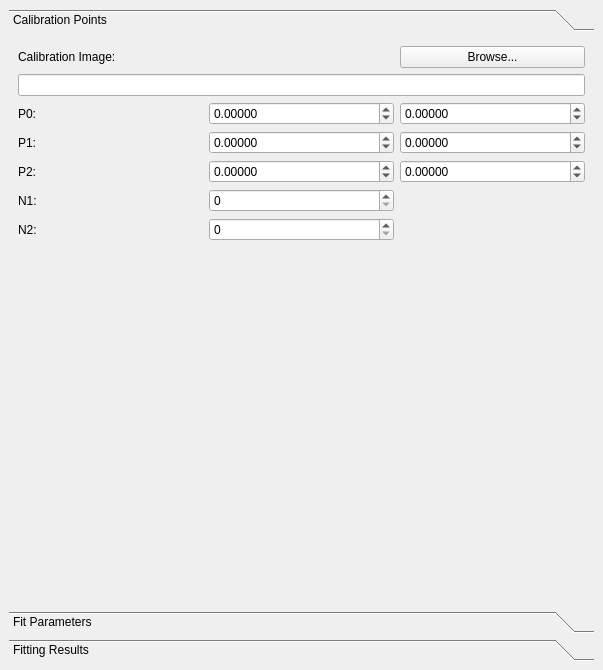
First picture: the form in source/qxrddistortioncorrectiondialog.ui, repository guyjennings/qxrd, before the edit.
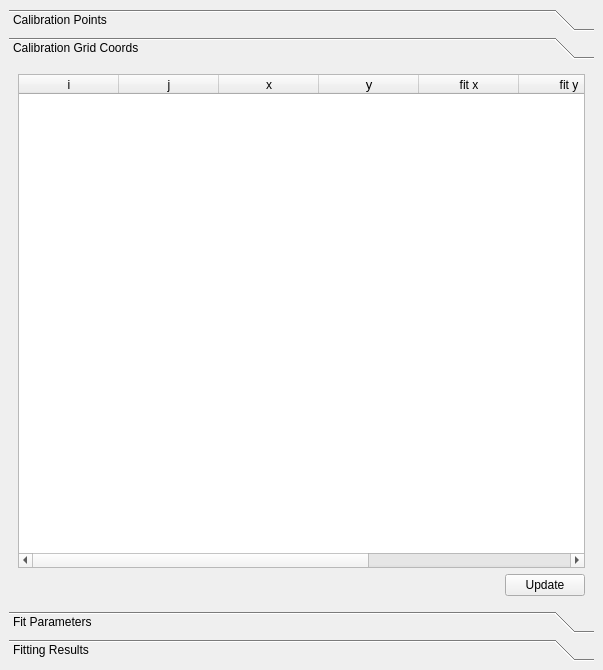
Second picture: the form after the edit.

Commit message: More work on distortion correction fitting

Patch:
```diff
--- a/source/qxrddistortioncorrectiondialog.ui
+++ b/source/qxrddistortioncorrectiondialog.ui
@@ -15,10 +15,10 @@
   </property>
   <widget class="QWidget" name="dockWidgetContents">
    <layout class="QGridLayout" name="gridLayout">
-    <item row="0" column="1">
+    <item row="0" column="0">
      <widget class="QToolBox" name="toolBox">
       <property name="currentIndex">
-       <number>0</number>
+       <number>1</number>
       </property>
       <widget class="QWidget" name="page_2">
        <property name="geometry">
@@ -26,7 +26,7 @@
          <x>0</x>
          <y>0</y>
          <width>579</width>
-         <height>522</height>
+         <height>488</height>
         </rect>
        </property>
        <attribute name="label">
@@ -184,6 +184,88 @@
         </item>
        </layout>
       </widget>
+      <widget class="QWidget" name="page">
+       <attribute name="label">
+        <string>Calibration Grid Coords</string>
+       </attribute>
+       <layout class="QGridLayout" name="gridLayout_3">
+        <item row="0" column="0" colspan="2">
+         <widget class="QTableWidget" name="m_DistortionGridTable">
+          <property name="editTriggers">
+           <set>QAbstractItemView::NoEditTriggers</set>
+          </property>
+          <property name="gridStyle">
+           <enum>Qt::DotLine</enum>
+          </property>
+          <column>
+           <property name="text">
+            <string>i</string>
+           </property>
+          </column>
+          <column>
+           <property name="text">
+            <string>j</string>
+           </property>
+          </column>
+          <column>
+           <property name="text">
+            <string>x</string>
+           </property>
+          </column>
+          <column>
+           <property name="text">
+            <string>y</string>
+           </property>
+           <property name="font">
+            <font>
+             <pointsize>10</pointsize>
+            </font>
+           </property>
+          </column>
+          <column>
+           <property name="text">
+            <string>fit x</string>
+           </property>
+          </column>
+          <column>
+           <property name="text">
+            <string>fit y</string>
+           </property>
+          </column>
+          <column>
+           <property name="text">
+            <string>dx</string>
+           </property>
+          </column>
+          <column>
+           <property name="text">
+            <string>dy</string>
+           </property>
+          </column>
+         </widget>
+        </item>
+        <item row="1" column="0">
+         <spacer name="horizontalSpacer">
+          <property name="orientation">
+           <enum>Qt::Horizontal</enum>
+          </property>
+          <property name="sizeHint" stdset="0">
+           <size>
+            <width>40</width>
+            <height>20</height>
+           </size>
+          </property>
+         </spacer>
+        </item>
+        <item row="1" column="1">
+         <widget class="QPushButton" name="m_UpdateGridButton">
+          <property name="text">
+           <string>Update</string>
+          </property>
+         </widget>
+        </item>
+       </layout>
+      </widget>
       <widget class="QWidget" name="page_3">
        <attribute name="label">
         <string>Fit Parameters</string>
```
Left out of the diff: 16 changed lines with no effect on the pictures. The commit also changes 6 other files.
